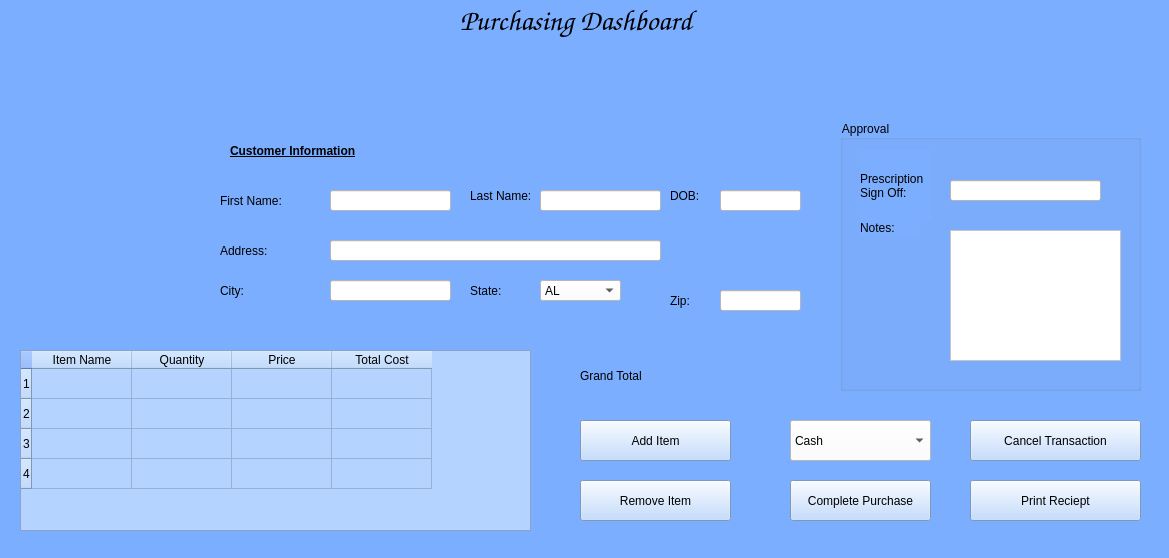
First picture: the form in UI/Purchase.ui, repository BennettPJ/SFWE403-Sem-Proj, before the edit.
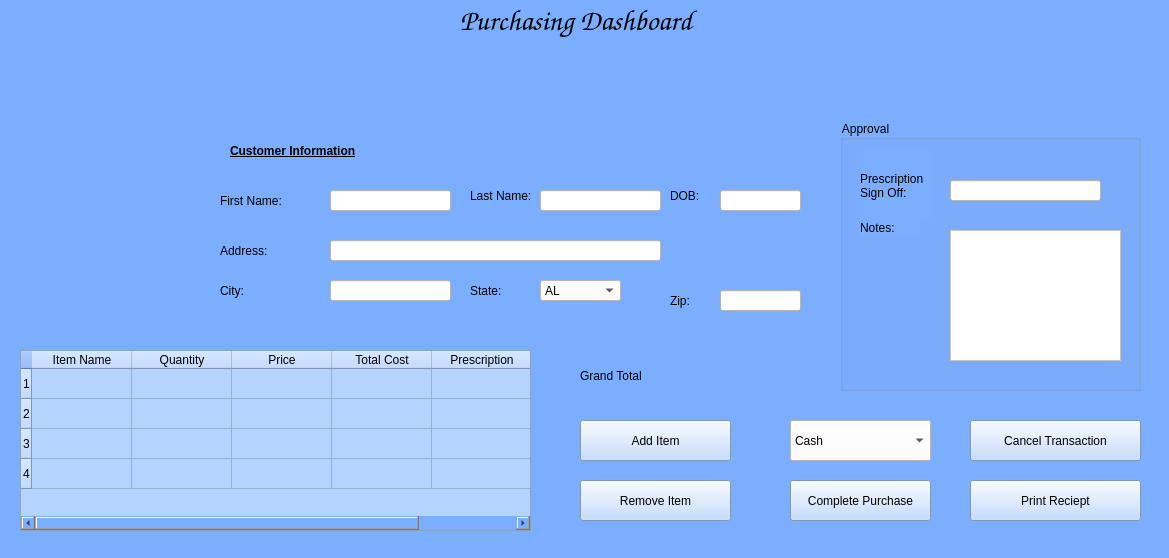
Second picture: the form after the edit. Icons and pictures are not drawn.

Commit message:
Prescription Sign off
User acknowledges they are buying prescription so have to click confirm. also added this to the csv

Patch:
```diff
--- a/UI/Purchase.ui
+++ b/UI/Purchase.ui
@@ -363,6 +363,11 @@
       <string>Total Cost</string>
      </property>
     </column>
+    <column>
+     <property name="text">
+      <string>Prescription</string>
+     </property>
+    </column>
    </widget>
    <widget class="QPushButton" name="removeItemButton">
     <property name="geometry">
```
The commit also changes 2 other files.
